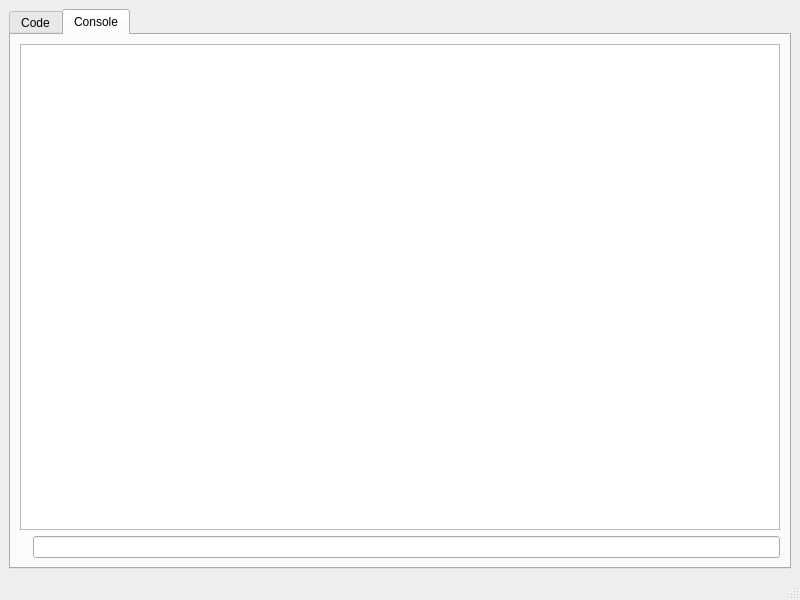
Qt form AlphaHooks/main.ui (daegontaven/AlphaDice) before a commit.
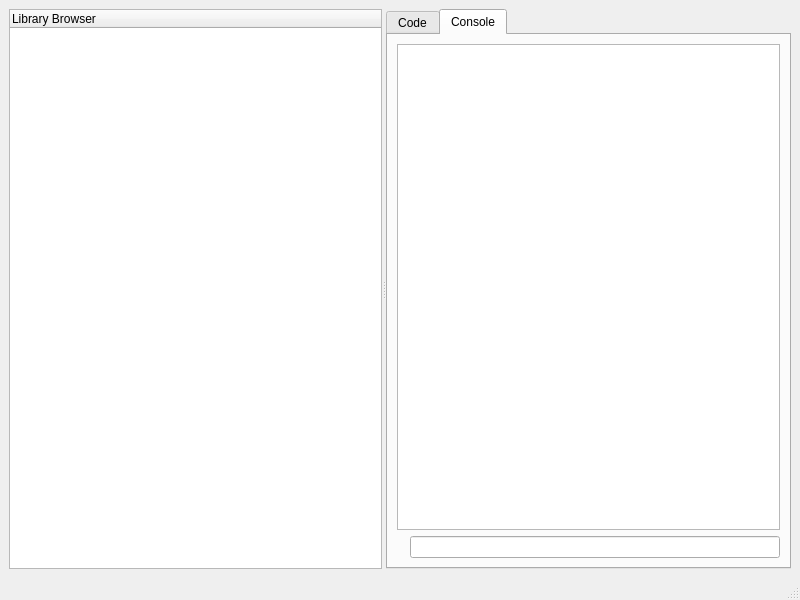
The same form after that commit. Custom widgets are drawn as their Qt base class.

Patch:
```diff
--- a/AlphaHooks/main.ui
+++ b/AlphaHooks/main.ui
@@ -23,14 +23,20 @@
    <enum>QTabWidget::Rounded</enum>
   </property>
   <widget class="QWidget" name="central_widget">
-   <layout class="QHBoxLayout" name="horizontalLayout">
+   <layout class="QVBoxLayout" name="verticalLayout">
     <item>
-     <layout class="QVBoxLayout" name="visual_layout"/>
-    </item>
-    <item>
-     <layout class="QVBoxLayout" name="io_layout">
-      <item>
-       <widget class="QTabWidget" name="tab_widget">
+     <widget class="QSplitter" name="main_splitter">
+      <property name="orientation">
+       <enum>Qt::Horizontal</enum>
+      </property>
+      <widget class="QTreeWidget" name="library_browser">
+       <column>
+        <property name="text">
+         <string>Library Browser</string>
+        </property>
+       </column>
+      </widget>
+      <widget class="QTabWidget" name="main_tab_widget">
         <property name="tabPosition">
          <enum>QTabWidget::North</enum>
         </property>
@@ -52,7 +58,7 @@
         <property name="movable">
          <bool>true</bool>
         </property>
-        <property name="tabBarAutoHide" stdset="0">
+       <property name="tabBarAutoHide">
          <bool>false</bool>
         </property>
         <widget class="QWidget" name="code_tab">
@@ -113,8 +119,7 @@
          </layout>
         </widget>
        </widget>
-      </item>
-     </layout>
+     </widget>
     </item>
    </layout>
   </widget>
```
Left out of the diff: 4 changed lines with no effect on the pictures. Lines whose indentation alone changed are shown as unchanged.
